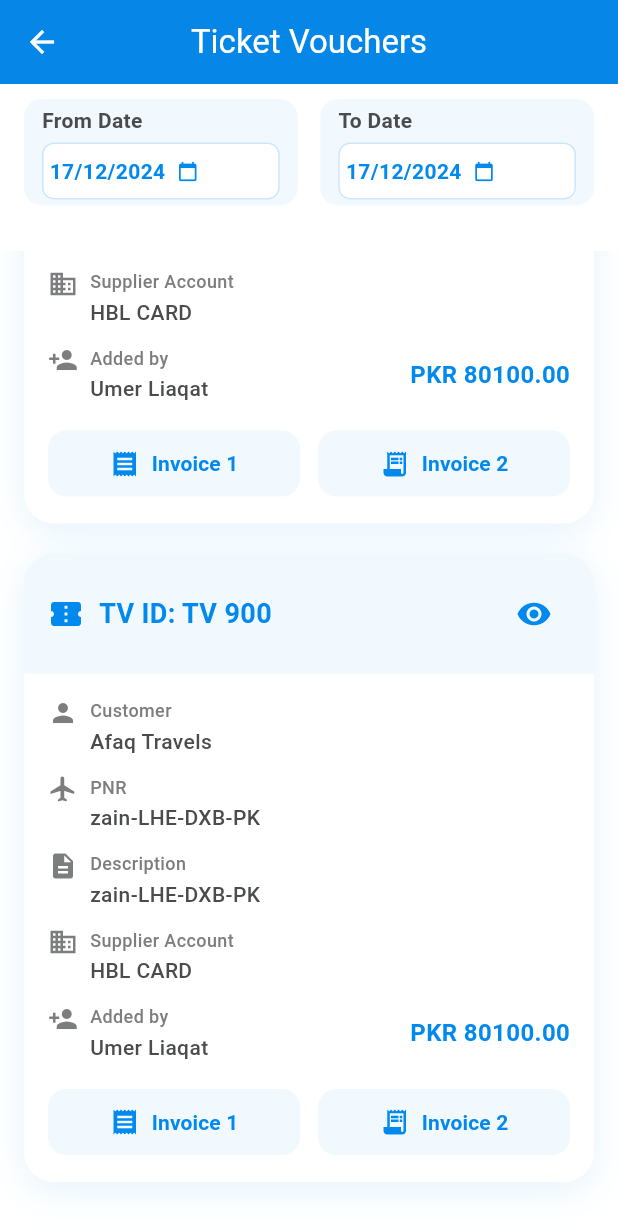
After one commit to ahmadtechdev/evoucherapp, a Flutter app: the ViewTicketVoucher screen opened directly, scrolled down 1131 dp, after a tap on the "visibility" icon, on a phone screen of 412 x 824 dp. The commit adds this screen. Shown: the top 1230 px of the screen. Run offline on Flutter 3.47's test engine with Material 3 defaults, Android fonts, the phone set to English and light mode, and no system bars; our stand-ins replace dio, dropdown_search, flutter_riverpod, get, image_picker, lottie and 4 more; missing offline and left inert: excel; accounts and stored records are empty.

Commit message:
prepare viewoucher screen

```diff
--- a/lib/common_widget/bottom_navigation.dart
+++ b/lib/common_widget/bottom_navigation.dart
@@ -1,7 +1,8 @@
 // bottom_navigation.dart
 import 'package:evoucher/common/color_extension.dart';
 import 'package:evoucher/views/finance_voucher/finance.dart';
-import 'package:evoucher/views/ticketvoucher/tictek%20voucher.dart';
+import 'package:evoucher/views/entry_ticket_voucher/tictek_voucher.dart';
+import 'package:evoucher/views/view_ticket_voucher/view_ticket_voucher.dart';
 import 'package:flutter/material.dart';
 import 'package:get/get.dart';
 
@@ -20,20 +21,22 @@ class CustomBottomNavigationBar extends StatelessWidget {
     // Navigate based on index
     switch (index) {
       case 0:
-        Get.to(()=>const Finance());
+        Get.to(() => const Finance());
         break;
       case 1:
-        Get.to(()=>const TictekVoucher());
+        Get.to(() => const TictekVoucher());
 
         // Navigator.pushNamed(context, '/ticket');
 
         break;
       case 2:
         // Navigator.pushNamed(context, '/hotel');
-        Get.to(()=>const HotelBookingForm());
+        Get.to(() => const HotelBookingForm());
         break;
       case 3:
-        Navigator.pushNamed(context, '/visa');
+        // Navigator.pushNamed(context, '/visa');
+        Get.to(() => ViewTicketVoucher());
+
         break;
       case 4:
         Navigator.pushNamed(context, '/package');
@@ -54,15 +57,18 @@ class CustomBottomNavigationBar extends StatelessWidget {
       child: Theme(
         // Override the theme to show unselected items when no index is provided
         data: Theme.of(context).copyWith(
-          bottomNavigationBarTheme: BottomNavigationBarTheme.of(context).copyWith(
-            selectedItemColor: selectedIndex != null ? TColor.secondary : TColor.white,
+          bottomNavigationBarTheme:
+              BottomNavigationBarTheme.of(context).copyWith(
+            selectedItemColor:
+                selectedIndex != null ? TColor.secondary : TColor.white,
           ),
         ),
         child: BottomNavigationBar(
           type: BottomNavigationBarType.fixed,
           backgroundColor: TColor.primary,
           unselectedItemColor: TColor.white,
-          currentIndex: selectedIndex ?? 0, // Use 0 as default but style all items as unselected when null
+          currentIndex: selectedIndex ??
+              0, // Use 0 as default but style all items as unselected when null
           onTap: (index) => _handleNavigation(context, index),
           items: const [
             BottomNavigationBarItem(
--- a/lib/views/ticketvoucher/customer_D.dart
+++ b/lib/views/entry_ticket_voucher/customer_datial.dart
@@ -1,4 +1,4 @@
-import 'package:evoucher/views/ticketvoucher/ticketvoucherControler.dart';
+import 'package:evoucher/views/entry_ticket_voucher/ticketvoucher_controler.dart';
 import 'package:flutter/material.dart';
 import 'package:get/get.dart';
 
--- a/lib/views/ticketvoucher/Supplier.dart
+++ b/lib/views/entry_ticket_voucher/supplier_detail.dart
@@ -1,4 +1,4 @@
-import 'package:evoucher/views/ticketvoucher/ticketvoucherControler.dart';
+import 'package:evoucher/views/entry_ticket_voucher/ticketvoucher_controler.dart';
 import 'package:flutter/material.dart';
 import 'package:get/get.dart';
 
--- a/lib/views/ticketvoucher/tictek voucher.dart
+++ b/lib/views/entry_ticket_voucher/tictek_voucher.dart
@@ -1,5 +1,5 @@
-import 'package:evoucher/views/ticketvoucher/Supplier.dart';
-import 'package:evoucher/views/ticketvoucher/customer_D.dart';
+import 'package:evoucher/views/entry_ticket_voucher/supplier_detail.dart';
+import 'package:evoucher/views/entry_ticket_voucher/customer_datial.dart';
 import 'package:flutter/material.dart';
 import '../../common/color_extension.dart';
 import '../../common_widget/dart_selector2.dart';
--- /dev/null
+++ b/lib/views/view_ticket_voucher/view_ticket_controler.dart
@@ -0,0 +1,66 @@
+import 'package:get/get.dart';
+
+class TicketVoucherController extends GetxController {
+  var ticketVouchers = <Map<String, String>>[].obs;
+  var totalReceipt = 0.0.obs;
+  var fromDate = '12/01/2024'.obs;
+  var toDate = '12/17/2024'.obs;
+
+  @override
+  void onInit() {
+    super.onInit();
+    // Initialize ticket vouchers data
+    ticketVouchers.addAll([
+      {
+        'tv_id': 'TV 917',
+        'customer': 'Princess Tourism',
+        'pnr': 'EK176H5ZR1UA7',
+        'description': 'ZAID KHAN-17657334472524-DXB-KHI-EK',
+        'supplier': 'EMIRATES 13DEC2024 TESTING',
+        'added_by': 'Umer Liaqat',
+        'price': '84415.00',
+      },
+      {
+        'tv_id': 'TV 916',
+        'customer': 'Princess Tourism',
+        'pnr': 'EK176HZP7MUA4',
+        'description': 'ZAFFAR IQBAL-17657334472513-KHI-JED-EK',
+        'supplier': 'EMIRATES 13DEC2024 TESTING',
+        'added_by': 'Umer Liaqat',
+        'price': '135085.00',
+      },
+      {
+        'tv_id': 'TV 901',
+        'customer': 'Afaq Travels',
+        'pnr': 'zain-LHE-DXB-PK',
+        'description': 'zain-LHE-DXB-PK',
+        'supplier': 'HBL CARD',
+        'added_by': 'Umer Liaqat',
+        'price': '80100.00',
+      },
+      {
+        'tv_id': 'TV 900',
+        'customer': 'Afaq Travels',
+        'pnr': 'zain-LHE-DXB-PK',
+        'description': 'zain-LHE-DXB-PK',
+        'supplier': 'HBL CARD',
+        'added_by': 'Umer Liaqat',
+        'price': '80100.00',
+      },
+    ]);
+
+    // Calculate total receipt
+    _calculateTotalReceipt();
+  }
+
+  void _calculateTotalReceipt() {
+    totalReceipt.value = ticketVouchers.fold(0.0, (sum, ticket) {
+      return sum + double.parse(ticket['price']!);
+    });
+  }
+
+  void updateDateRange(String from, String to) {
+    fromDate.value = from;
+    toDate.value = to;
+  }
+}
--- /dev/null
+++ b/lib/views/view_ticket_voucher/view_ticket_voucher.dart
@@ -0,0 +1,247 @@
+import 'package:evoucher/common/color_extension.dart';
+import 'package:evoucher/common_widget/dart_selector2.dart';
+import 'package:evoucher/views/view_ticket_voucher/view_ticket_controler.dart';
+import 'package:flutter/material.dart';
+import 'package:get/get.dart';
+
+class ViewTicketVoucher extends StatelessWidget {
+  final TicketVoucherController controller = Get.put(TicketVoucherController());
+
+  @override
+  Widget build(BuildContext context) {
+    return Scaffold(
+      backgroundColor: TColor.white,
+      appBar: AppBar(
+        centerTitle: true,
+        backgroundColor: TColor.primary,
+        foregroundColor: TColor.white,
+        title: const Text('Ticket Vouchers'),
+      ),
+      body: Column(
+        children: [
+          SizedBox(height: 10),
+          Container(
+            decoration: BoxDecoration(
+              color: TColor.white,
+              borderRadius: BorderRadius.only(
+                bottomLeft: Radius.circular(30),
+                bottomRight: Radius.circular(30),
+              ),
+            ),
+            padding: EdgeInsets.fromLTRB(16, 0, 16, 30),
+            child: Column(
+              children: [
+                Row(
+                  children: [
+                    Expanded(
+                      child: DateSelector2(
+                        label: 'From Date',
+                        fontSize: 14,
+                        initialDate: DateTime.now(),
+                        onDateChanged: (DateTime value) {},
+                      ),
+                    ),
+                    SizedBox(width: 15),
+                    Expanded(
+                      child: DateSelector2(
+                        label: 'To Date',
+                        fontSize: 14,
+                        initialDate: DateTime.now(),
+                        onDateChanged: (DateTime value) {},
+                      ),
+                    ),
+                  ],
+                ),
+              ],
+            ),
+          ),
+          Expanded(
+            child: Obx(
+              () {
+                return ListView.builder(
+                  padding: EdgeInsets.all(16),
+                  itemCount: controller.ticketVouchers.length,
+                  itemBuilder: (context, index) {
+                    var ticket = controller.ticketVouchers[index];
+                    return _buildVoucherCard(ticket);
+                  },
+                );
+              },
+            ),
+          ),
+        ],
+      ),
+    );
+  }
+
+  Widget _buildVoucherCard(Map<String, String> ticket) {
+    return Container(
+      margin: EdgeInsets.only(bottom: 20),
+      decoration: BoxDecoration(
+        color: TColor.white,
+        borderRadius: BorderRadius.circular(20),
+        boxShadow: [
+          BoxShadow(
+            color: TColor.primary.withOpacity(0.1),
+            blurRadius: 20,
+            offset: Offset(0, 5),
+          ),
+        ],
+      ),
+      child: Column(
+        children: [
+          Container(
+            padding: EdgeInsets.all(16),
+            decoration: BoxDecoration(
+              color: TColor.primary.withOpacity(0.05),
+              borderRadius: BorderRadius.only(
+                topLeft: Radius.circular(20),
+                topRight: Radius.circular(20),
+              ),
+            ),
+            child: Row(
+              children: [
+                Icon(Icons.confirmation_number, color: TColor.primary),
+                SizedBox(width: 10),
+                Text(
+                  'TV ID: ${ticket['tv_id']}',
+                  style: TextStyle(
+                    color: TColor.primary,
+                    fontSize: 18,
+                    fontWeight: FontWeight.bold,
+                  ),
+                ),
+                Spacer(),
+                IconButton(
+                  icon: Icon(Icons.visibility, color: TColor.primary),
+                  onPressed: () {
+                    // Implement view action
+                  },
+                ),
+              ],
+            ),
+          ),
+          Padding(
+            padding: const EdgeInsets.all(16),
+            child: Column(
+              crossAxisAlignment: CrossAxisAlignment.start,
+              children: [
+                _buildInfoRow(
+                    Icons.person, 'Customer', ticket['customer'] ?? ''),
+                SizedBox(height: 12),
+                _buildInfoRow(Icons.flight, 'PNR', ticket['pnr'] ?? ''),
+                SizedBox(height: 12),
+                _buildInfoRow(Icons.description, 'Description',
+                    ticket['description'] ?? ''),
+                SizedBox(height: 12),
+                _buildInfoRow(Icons.business, 'Supplier Account',
+                    ticket['supplier'] ?? ''),
+                SizedBox(height: 12),
+                Row(
+                  children: [
+                    Expanded(
+                      child: _buildInfoRow(Icons.person_add, 'Added by',
+                          ticket['added_by'] ?? ''),
+                    ),
+                    Container(
+                      // padding:
+                      //     EdgeInsets.symmetric(horizontal: 16, vertical: 8),
+                      // decoration: BoxDecoration(
+                      //   color: TColor.primary,
+                      //   borderRadius: BorderRadius.circular(20),
+                      // ),
+                      child: Text(
+                        'PKR ${ticket['price']}',
+                        style: TextStyle(
+                          color: TColor.primary,
+                          fontSize: 16,
+                          fontWeight: FontWeight.bold,
+                        ),
+                      ),
+                    ),
+                  ],
+                ),
+                SizedBox(height: 16),
+                Row(
+                  children: [
+                    Expanded(
+                      child: _buildActionButton('Invoice 1', Icons.receipt),
+                    ),
+                    SizedBox(width: 12),
+                    Expanded(
+                      child:
+                          _buildActionButton('Invoice 2', Icons.receipt_long),
+                    ),
+                  ],
+                ),
+              ],
+            ),
+          ),
+        ],
+      ),
+    );
+  }
+
+  Widget _buildInfoRow(IconData icon, String label, String value) {
+    return Row(
+      crossAxisAlignment: CrossAxisAlignment.start,
+      children: [
+        Icon(icon, size: 20, color: TColor.secondaryText),
+        SizedBox(width: 8),
+        Expanded(
+          child: Column(
+            crossAxisAlignment: CrossAxisAlignment.start,
+            children: [
+              Text(
+                label,
+                style: TextStyle(
+                  color: TColor.secondaryText,
+                  fontSize: 12,
+                  fontWeight: FontWeight.w500,
+                ),
+              ),
+              SizedBox(height: 2),
+              Text(
+                value,
+                style: TextStyle(
+                  color: TColor.primaryText,
+                  fontSize: 14,
+                  fontWeight: FontWeight.w500,
+                ),
+              ),
+            ],
+          ),
+        ),
+      ],
+    );
+  }
+
+  Widget _buildActionButton(String label, IconData icon) {
+    return ElevatedButton(
+      onPressed: () {},
+      style: ElevatedButton.styleFrom(
+        backgroundColor: TColor.primary.withOpacity(0.05),
+        foregroundColor: TColor.primary,
+        elevation: 0,
+        padding: EdgeInsets.symmetric(vertical: 12),
+        shape: RoundedRectangleBorder(
+          borderRadius: BorderRadius.circular(12),
+        ),
+      ),
+      child: Row(
+        mainAxisAlignment: MainAxisAlignment.center,
+        children: [
+          Icon(icon, size: 20),
+          SizedBox(width: 8),
+          Text(
+            label,
+            style: TextStyle(
+              fontSize: 14,
+              fontWeight: FontWeight.w600,
+            ),
+          ),
+        ],
+      ),
+    );
+  }
+}
```
Also changed, not shown: lib/views/entry_ticket_voucher/ticketvoucher_controler.dart (renamed from lib/views/ticketvoucher/ticketvoucherControler.dart).
